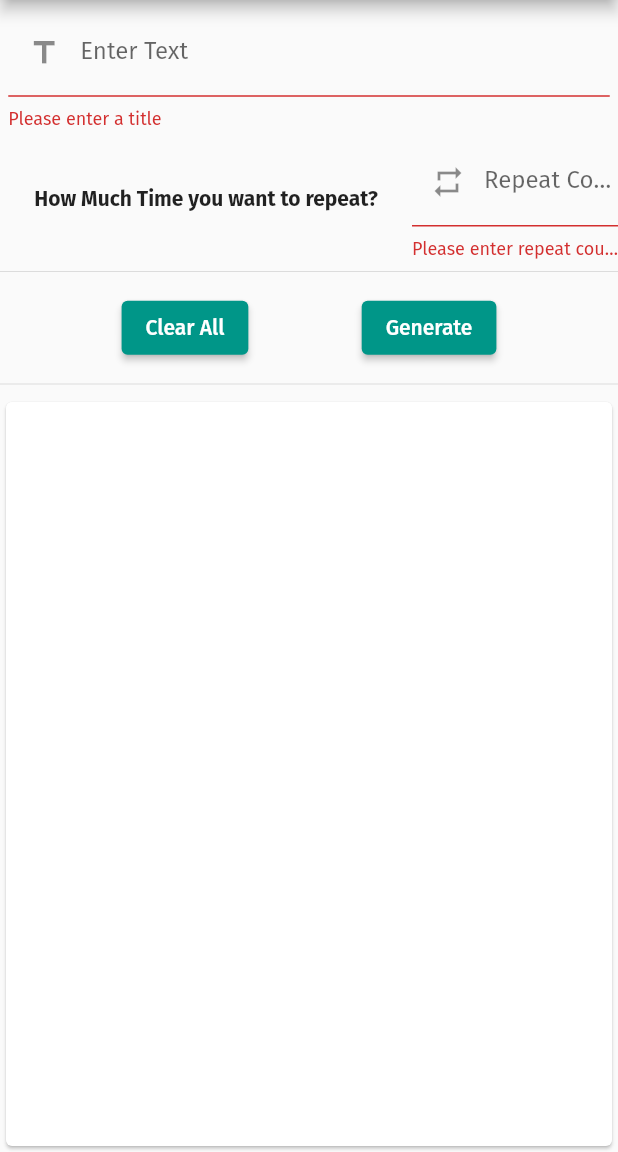
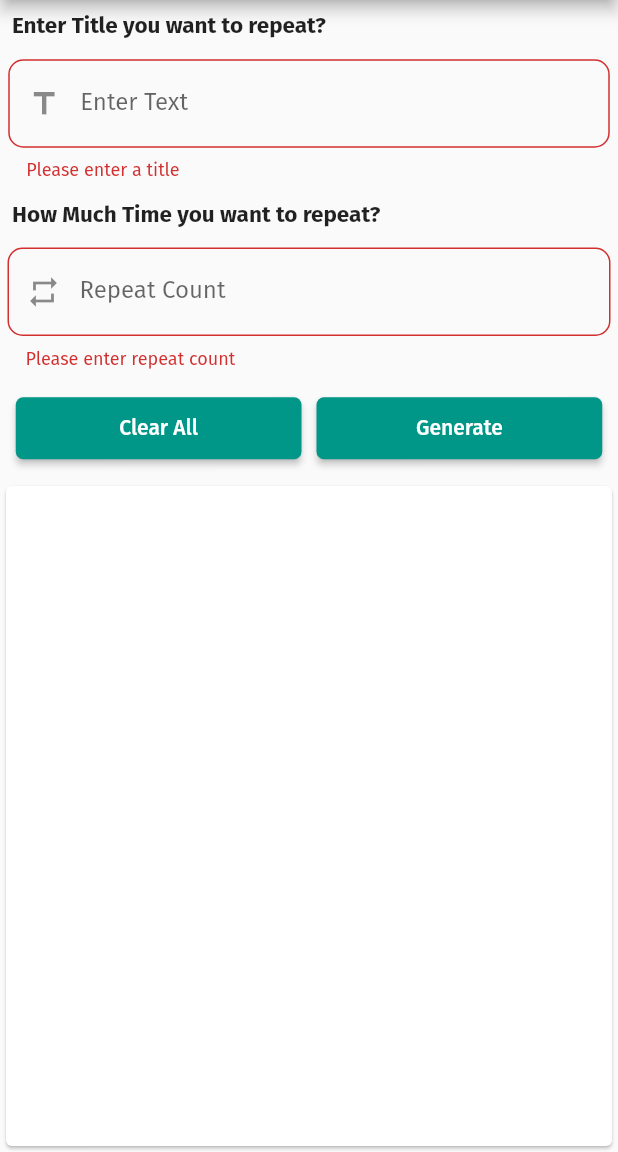
Before and after one commit to SeAliijaz/text_repeater-app, a Flutter app: the screen it shows after launch, after a tap on "Generate", on a phone screen of 412 x 824 dp, the part 84-1236 px from its top. Run offline on Flutter 3.47's test engine with Material 2 defaults, Android fonts, the phone set to English and light mode, and no system bars; our stand-ins replace google_fonts, share_plus; missing offline and left inert: clipboard.

Commit message:
Some Changes

```diff
--- a/lib/Constants/constants.dart
+++ b/lib/Constants/constants.dart
@@ -16,7 +16,7 @@ void showSnackBar(BuildContext context, String text) {
   final snackBar = SnackBar(
     content: Text(text),
     action: SnackBarAction(
-      label: 'dismiss',
+      label: 'Dismiss',
       onPressed: () {},
     ),
   );
--- a/lib/Screens/home_screen.dart
+++ b/lib/Screens/home_screen.dart
@@ -20,12 +20,24 @@ class HomeScreenState extends State<HomeScreen> {
 
   ///function to generateRepeated Text
   void _generateRepeatedText() {
+/*
+  * We Can do this using List.builder
+  ListView.builder(
+  itemCount: repeatCount,
+  itemBuilder: (context, index) {
+    return Text(title);
+  },
+);
+  * We Can do this using List.generate
+  List<String> repeatedTextList = List.generate(repeatCount, (index) => title);
+  String repeatedText = repeatedTextList.join('\n');
+*/
     if (_formKey.currentState!.validate()) {
       _formKey.currentState!.save();
       setState(() {
         repeatedText = '';
         for (int i = 1; i <= repeatCount!; i++) {
-          repeatedText += "$i: ${title!}\n";
+          repeatedText += "${title!}\n";
         }
       });
     }
@@ -42,8 +54,6 @@ class HomeScreenState extends State<HomeScreen> {
     showSnackBar(context, "Data Removed Successfully!");
   }
 
-  bool isSelected = false;
-
   @override
   Widget build(BuildContext context) {
     return Scaffold(
@@ -57,40 +67,70 @@ class HomeScreenState extends State<HomeScreen> {
           key: _formKey,
           child: Column(
             children: <Widget>[
+              Align(
+                alignment: Alignment.bottomLeft,
+                child: Padding(
+                  padding: const EdgeInsets.all(8.0),
+                  child: Text(
+                    "Enter Title you want to repeat?",
+                    textAlign: TextAlign.center,
+                    style: TextStyle(
+                      fontWeight: FontWeight.bold,
+                      fontSize: 15,
+                    ),
+                  ),
+                ),
+              ),
+
               ///1st TextField
               Padding(
                 padding: const EdgeInsets.all(5.5),
                 child: TextFormField(
                     decoration: InputDecoration(
-                    prefixIcon: Icon(Icons.title),
+                      border: OutlineInputBorder(
+                        borderRadius: BorderRadius.circular(10),
+                      ),
+                      prefixIcon: Icon(Icons.title_outlined),
                       labelText: 'Enter Text',
                     ),
                     validator: (value) {
                       if (value!.isEmpty) {
                         return 'Please enter a title';
+                      } else if (value.length <= 3) {
+                        return "title should be more than 3";
                       }
                       return null;
                     },
-                  onSaved: (value) => title = value,
-                ),
+                    onSaved: (value) {
+                      title = value;
+                    }),
               ),
 
-              ///2nd TextField
-              Row(
-                mainAxisAlignment: MainAxisAlignment.center,
+              ///2nd text field
+              Column(
                 children: [
-                  Expanded(
-                      flex: 2,
+                  Align(
+                    alignment: Alignment.bottomLeft,
+                    child: Padding(
+                      padding: const EdgeInsets.all(8.0),
                       child: Text(
                         "How Much Time you want to repeat?",
                         textAlign: TextAlign.center,
-                        style: TextStyle(fontWeight: FontWeight.bold),
-                      )),
-                  Expanded(
-                    flex: 1,
+                        style: TextStyle(
+                          fontWeight: FontWeight.bold,
+                          fontSize: 15,
+                        ),
+                      ),
+                    ),
+                  ),
+                  Padding(
+                    padding: const EdgeInsets.all(5.0),
                     child: TextFormField(
                         decoration: InputDecoration(
-                        prefixIcon: Icon(Icons.repeat),
+                          border: OutlineInputBorder(
+                            borderRadius: BorderRadius.circular(10),
+                          ),
+                          prefixIcon: Icon(Icons.repeat_outlined),
                           labelText: 'Repeat Count',
                         ),
                         keyboardType: TextInputType.number,
@@ -98,19 +138,21 @@ class HomeScreenState extends State<HomeScreen> {
                           if (value!.isEmpty) {
                             return 'Please enter repeat count';
                           }
-                        if (int.tryParse(value) == null) {
+                          if (int.parse(value) == null ||
+                              int.tryParse(value) == null) {
                             return 'Please enter a valid number';
+                          }
+                          if (int.parse(value) < 1 || int.parse(value) > 5000) {
+                            return "Number should be between (1 To 5,000)";
                           }
                           return null;
                         },
-                      onSaved: (value) => repeatCount = int.parse(value!),
-                    ),
+                        onSaved: (value) {
+                          repeatCount = int.parse(value!);
+                        }),
                   ),
                 ],
               ),
-
-              ///Divider
-              Divider(),
 
               ///Action Buttons
               Padding(
@@ -118,22 +160,41 @@ class HomeScreenState extends State<HomeScreen> {
                 child: Row(
                   mainAxisAlignment: MainAxisAlignment.spaceEvenly,
                   children: [
-                    ElevatedButton(
+                    Expanded(
+                      child: Padding(
+                        padding: const EdgeInsets.all(5.0),
+                        child: MaterialButton(
+                          height: Sizer(context).height * 0.05,
+                          shape: RoundedRectangleBorder(
+                            borderRadius: BorderRadius.circular(5),
+                          ),
+                          color: Theme.of(context).primaryColor,
+                          textColor: Colors.white,
                           onPressed: () {
                             _clearAll();
                           },
                           child: Text("Clear All"),
                         ),
-                    ElevatedButton(
+                      ),
+                    ),
+                    Expanded(
+                      child: Padding(
+                        padding: const EdgeInsets.all(5.0),
+                        child: MaterialButton(
+                          height: Sizer(context).height * 0.05,
+                          shape: RoundedRectangleBorder(
+                            borderRadius: BorderRadius.circular(5),
+                          ),
+                          color: Theme.of(context).primaryColor,
+                          textColor: Colors.white,
                           onPressed: _generateRepeatedText,
                           child: Text("Generate"),
+                        ),
+                      ),
                     ),
                   ],
                 ),
               ),
-
-              ///Divider
-              Divider(),
 
               ///Repeated Text
               Expanded(
@@ -181,7 +242,8 @@ class HomeScreenState extends State<HomeScreen> {
                                                     showSnackBar(context,
                                                         "Text Copied Successfully!");
                                                   },
-                                                  icon: Icon(Icons.copy),
+                                                  icon:
+                                                      Icon(Icons.copy_outlined),
                                                 ),
                                                 IconButton(
                                                   onPressed: () {
@@ -189,7 +251,8 @@ class HomeScreenState extends State<HomeScreen> {
                                                     showSnackBar(
                                                         context, "Sharing");
                                                   },
-                                                  icon: Icon(Icons.share),
+                                                  icon: Icon(
+                                                      Icons.share_outlined),
                                                 ),
                                               ],
                                             ),
--- a/lib/main.dart
+++ b/lib/main.dart
@@ -23,9 +23,7 @@ class MyApp extends StatelessWidget {
         ///setting color
         primaryColor: Colors.teal,
         primarySwatch: Colors.teal,
-
-        appBarTheme: AppBarTheme(color: Colors.teal),
-        buttonColor: Colors.teal,
+        appBarTheme: const AppBarTheme(color: Colors.teal),
 
         ///Default Text Theme
         textTheme: GoogleFonts.firaSansTextTheme(
```
Lines whose indentation alone changed are shown as unchanged.
